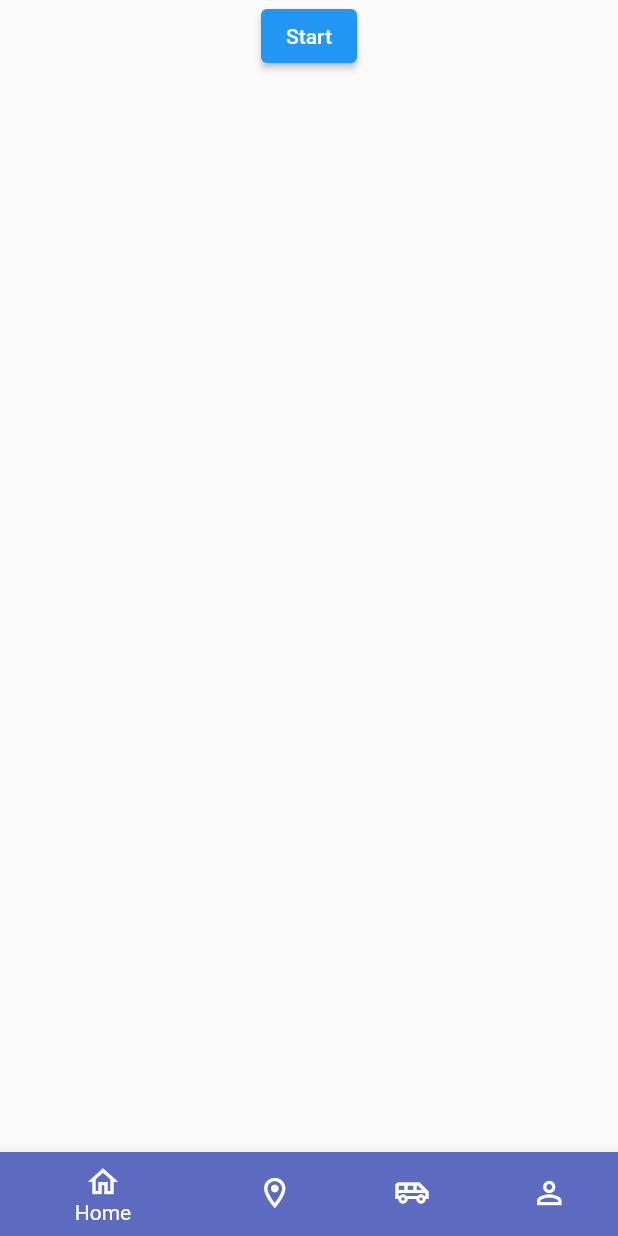
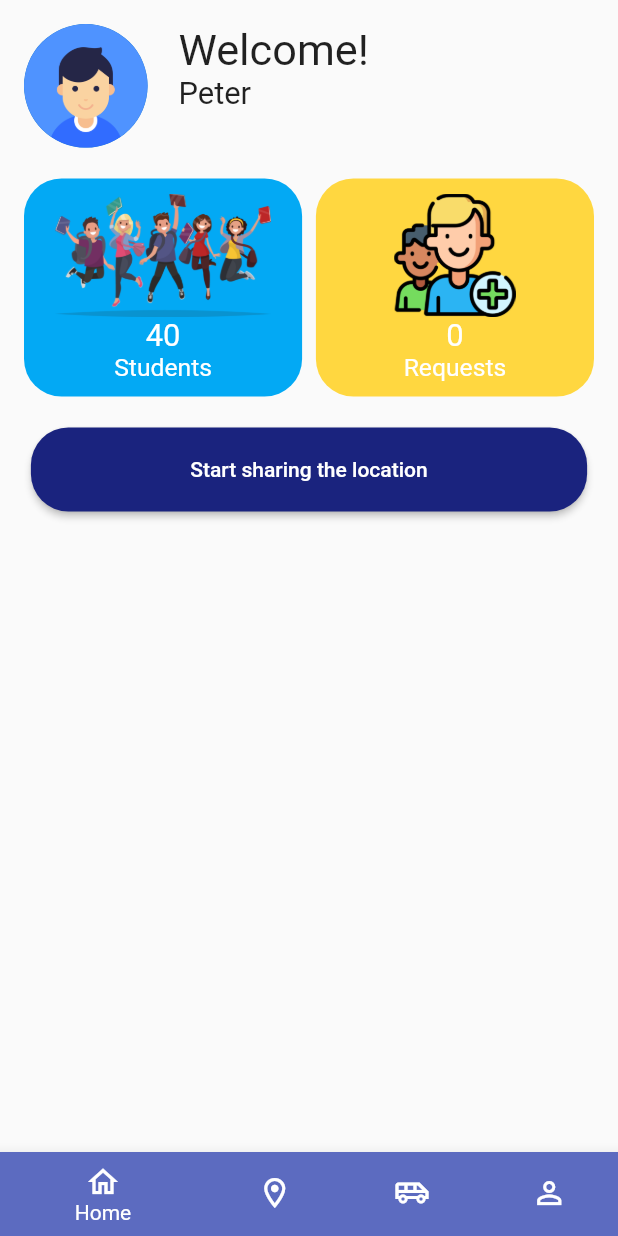
Before and after one commit to Pusse-01/school-van-app, a Flutter app: the screen it shows once a user with an empty profile is signed in, on a phone screen of 412 x 824 dp. Run offline on Flutter 3.47's test engine with Material 2 defaults, Android fonts, the phone set to English and light mode, and no system bars; our stand-ins replace cloud_firestore, firebase_auth, firebase_core, flutter_spinkit, geolocator, google_maps_flutter and 1 more; missing offline and left inert: flutter_background, flutter_background_service, flutter_background_service_android, flutter_polyline_points; accounts and stored records are empty.

```diff
--- a/school_van_app/lib/driver/driverhome.dart
+++ b/school_van_app/lib/driver/driverhome.dart
@@ -1,5 +1,4 @@
 import 'package:flutter/material.dart';
-import 'package:school_van_app/auth/loginparent.dart';
 import 'package:school_van_app/driver/driverhomefile.dart';
 import 'package:school_van_app/locationservice/mapservice.dart';
 
--- a/school_van_app/lib/driver/driverhomefile.dart
+++ b/school_van_app/lib/driver/driverhomefile.dart
@@ -1,3 +1,4 @@
+import 'package:flutter/cupertino.dart';
 import 'package:flutter/material.dart';
 
 class driversH extends StatefulWidget {
@@ -12,16 +13,101 @@ class _driversHState extends State<driversH> {
   @override
   Widget build(BuildContext context) {
     return Scaffold(
-      body: ConstrainedBox(
-        constraints: BoxConstraints(
-          minWidth: MediaQuery.of(context).size.width,
-          minHeight: MediaQuery.of(context).size.height,
-        ),
+      body: Container(
+        width: MediaQuery.of(context).size.width,
+        height: MediaQuery.of(context).size.height,
         child: SafeArea(
           child:Container(
+            padding: EdgeInsets.all(16),
             child: Column(
               children: [
-                ElevatedButton(onPressed:()=>widget.indexhange(1), child:Text('Start'))
+                Container(
+                    height:MediaQuery.of(context).size.height*0.1 ,
+                    width: MediaQuery.of(context).size.width,
+                    child: Row(
+                      children: [
+                        CircleAvatar(
+                          radius: MediaQuery.of(context).size.width*0.1,
+                          foregroundImage: AssetImage('assets/avatar.png'),
+                        ),
+                        SizedBox(width: MediaQuery.of(context).size.width*0.05,),
+                        Column(
+                          crossAxisAlignment: CrossAxisAlignment.start,
+                          children: [
+                            Text('Welcome!',style: TextStyle(fontSize: MediaQuery.of(context).size.height*0.035),),
+                            Text('Peter',style: TextStyle(fontSize: MediaQuery.of(context).size.height*0.025),overflow: TextOverflow.ellipsis,),
+                          ],
+                        )
+                      ],
+                    )
+                ),
+                SizedBox(height: MediaQuery.of(context).size.height*0.025,),
+                Row(
+                  mainAxisAlignment: MainAxisAlignment.spaceBetween,
+                  children: [
+                    Container(
+                      padding: EdgeInsets.all(10),
+                      width: MediaQuery.of(context).size.width*0.45,
+                      decoration: BoxDecoration(
+                          color: Colors.lightBlue,
+                          borderRadius: BorderRadius.circular(25)
+                      ),
+                      child: Column(
+                        children: [
+                          Container(
+                            width: MediaQuery.of(context).size.width*0.4,
+                            height: MediaQuery.of(context).size.height*0.1,
+                            decoration: BoxDecoration(
+                                image: DecorationImage(
+                                    image: AssetImage('assets/students.png')
+                                )
+                            ),
+                          ),
+                          Text('40',style: TextStyle(fontSize: MediaQuery.of(context).size.width*0.05,color: Colors.white),),
+                          Text('Students',style: TextStyle(fontSize: MediaQuery.of(context).size.width*0.04,color: Colors.white),)
+
+                        ],
+                      ),
+                    ),
+                    Container(
+                      padding: EdgeInsets.all(10),
+                      width: MediaQuery.of(context).size.width*0.45,
+                      decoration: BoxDecoration(
+                          color: Colors.amberAccent,
+                          borderRadius: BorderRadius.circular(25)
+                      ),
+                      child: Column(
+                        children: [
+                          Container(
+                            width: MediaQuery.of(context).size.width*0.4,
+                            height: MediaQuery.of(context).size.height*0.1,
+                            decoration: BoxDecoration(
+                                image: DecorationImage(
+                                    image: AssetImage('assets/add.png')
+                                )
+                            ),
+                          ),
+                          Text('0',style: TextStyle(fontSize: MediaQuery.of(context).size.width*0.05,color: Colors.white),),
+                          Text('Requests',style: TextStyle(fontSize: MediaQuery.of(context).size.width*0.04,color: Colors.white),)
+
+                        ],
+                      ),
+                    ),
+                  ],
+                ),
+                SizedBox(height: MediaQuery.of(context).size.height*0.025,),
+                Container(
+                  width: MediaQuery.of(context).size.width*0.9,
+                  child: ElevatedButton(onPressed:()=>widget.indexhange(1), child:Text('Start sharing the location'),
+                      style: ElevatedButton.styleFrom(
+                          padding: EdgeInsets.all(20),
+                          primary: Colors.indigo[900],
+                          shape: RoundedRectangleBorder(
+                              borderRadius: BorderRadius.circular(25)
+                          )
+                      )
+                  ),
+                )
               ],
             ),
           ),
--- a/school_van_app/pubspec.yaml
+++ b/school_van_app/pubspec.yaml
@@ -46,6 +46,9 @@ dependencies:
   # The following adds the Cupertino Icons font to your application.
   # Use with the CupertinoIcons class for iOS style icons.
   cupertino_icons: ^1.0.2
+  geolocator: ^8.2.0
+  flutter_background_service: ^2.0.0
+  flutter_background: ^1.1.0
 
 dev_dependencies:
   flutter_test:
```
Also changed, not shown: school_van_app/lib/locationservice/mapservice.dart (+85 -45 lines), school_van_app/lib/main.dart (+10 -6 lines), school_van_app/assets/add.png (added), school_van_app/assets/avatar.png (added), school_van_app/assets/mapbus.png (added), school_van_app/assets/students.png (added), 4 other files.
